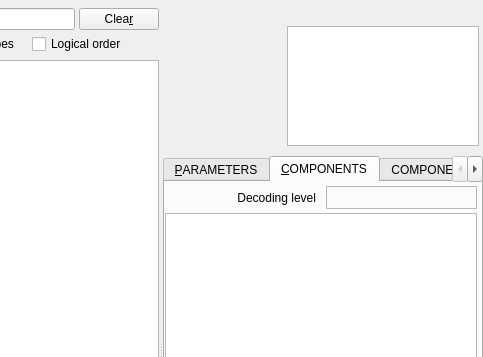
Before: the Qt Designer form src/itemsview.ui in nnemkin/perpetuum-planner, drawn with Qt 5; both pictures show x 101 to 584 and y 0 to 357 of the 584 by 701 pixel window.
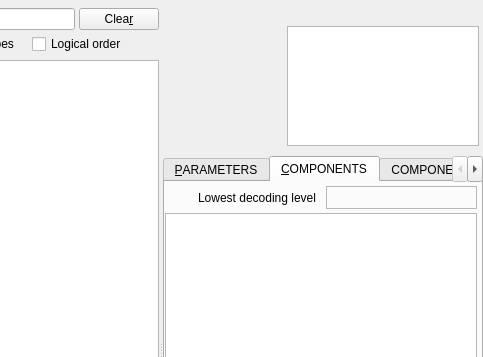
After: the same form once the commit is applied. The open tabs and pages were chosen to show the change. Icons and pictures are not drawn. Custom widgets are drawn as their Qt base class.

The edit to the form file:
```diff
--- a/src/itemsview.ui
+++ b/src/itemsview.ui
@@ -443,7 +443,7 @@
                      </size>
                     </property>
                     <property name="text">
-                     <string>Decoding level</string>
+                     <string extracomment="entityinfo_researchkitrequired">Lowest decoding level</string>
                     </property>
                     <property name="alignment">
                      <set>Qt::AlignRight|Qt::AlignTrailing|Qt::AlignVCenter</set>
```
